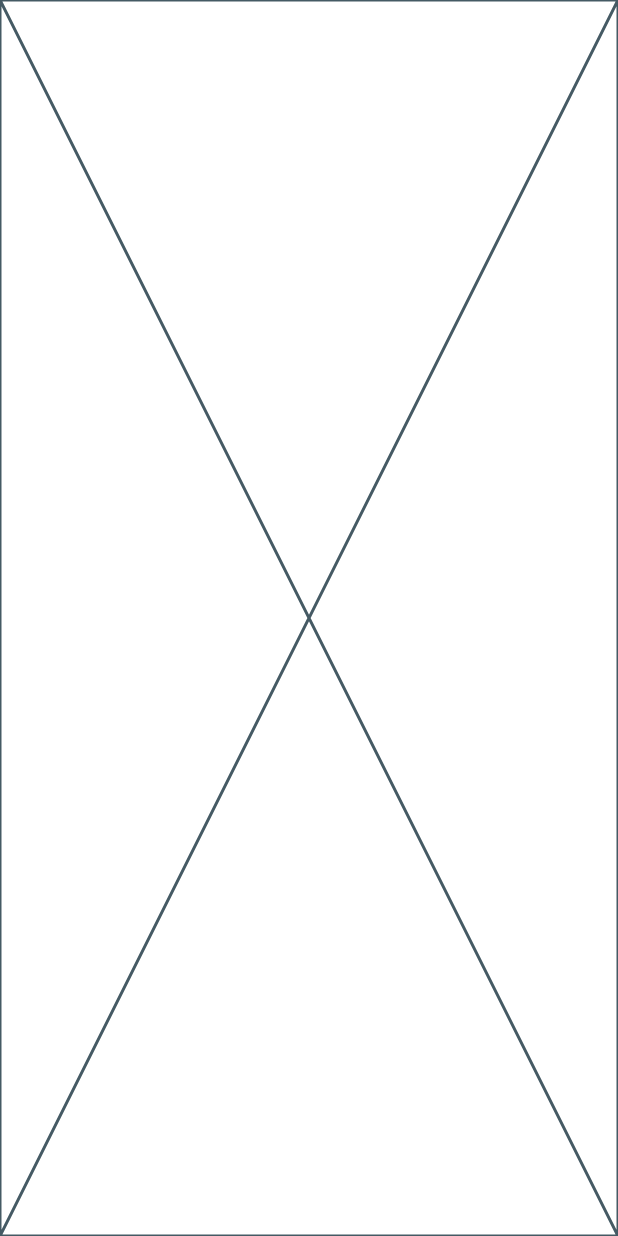
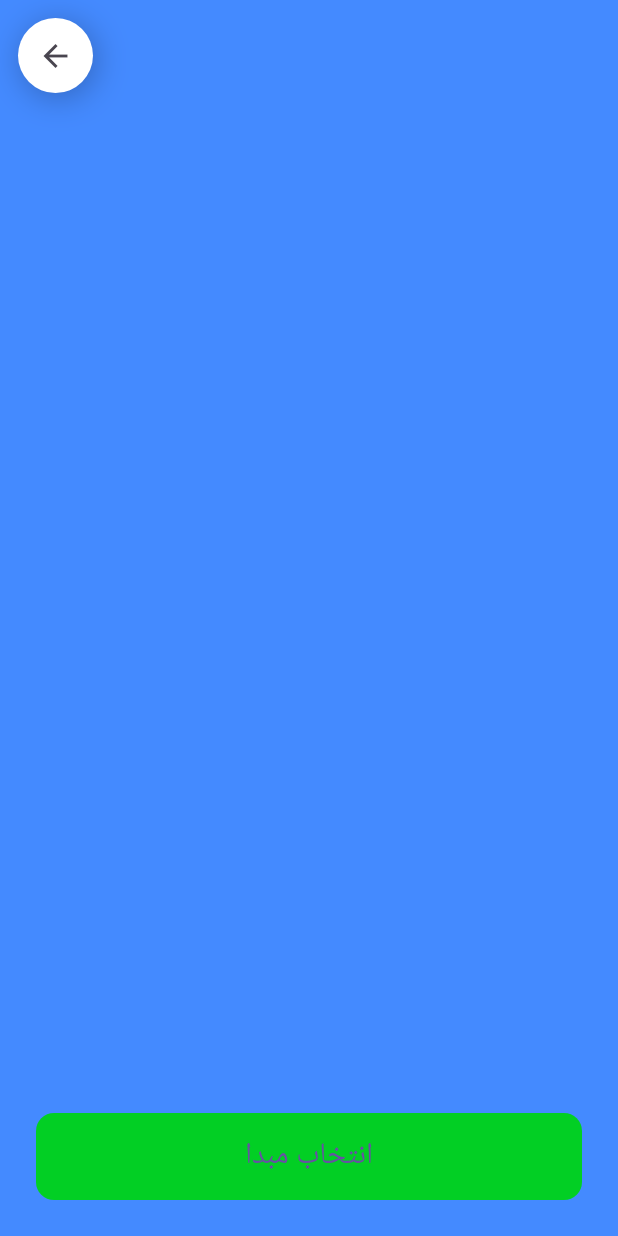
Before and after one commit to MasoudMaghsodi/snap, a Flutter app: the screen it shows after launch, on a phone screen of 412 x 824 dp. Run offline on Flutter 3.47's test engine with Material 3 defaults, Android fonts, the phone set to English and light mode, and no system bars; our stand-ins replace google_fonts; Roboto replaces fonts that are missing (Vazirmatn).

Commit message:
add style and buttons

```diff
--- /dev/null
+++ b/lib/constant/theme_data.dart
@@ -0,0 +1,30 @@
+import 'package:flutter/material.dart';
+import 'package:snap/constant/dimens.dart';
+
+ThemeData myThemeData() {
+  return ThemeData(
+    elevatedButtonTheme: ElevatedButtonThemeData(
+      style: ButtonStyle(
+        fixedSize: const WidgetStatePropertyAll(
+          Size(double.infinity, 58),
+        ),
+        shape: WidgetStatePropertyAll(
+          RoundedRectangleBorder(
+            borderRadius: BorderRadius.circular(Dimens.medium),
+          ),
+        ),
+        elevation: const WidgetStatePropertyAll(
+          0,
+        ),
+        backgroundColor: WidgetStateProperty.resolveWith(
+          (states) {
+            if (states.contains(WidgetState.pressed)) {
+              return const Color.fromARGB(255, 13, 220, 141);
+            }
+            return const Color.fromARGB(255, 2, 207, 36);
+          },
+        ),
+      ),
+    ),
+  );
+}
--- a/lib/main.dart
+++ b/lib/main.dart
@@ -1,5 +1,6 @@
 import 'package:flutter/material.dart';
-import 'package:snap/view/map_screen.dart';
+import 'package:snap/constant/theme_data.dart';
+import 'package:snap/screen/map_screen.dart';
 
 void main() {
   runApp(const MyApp());
@@ -10,9 +11,10 @@ class MyApp extends StatelessWidget {
 
   @override
   Widget build(BuildContext context) {
-    return const MaterialApp(
+    return MaterialApp(
       debugShowCheckedModeBanner: false,
-      home: MapScreen(),
+      home: const MapScreen(),
+      theme: myThemeData(),
     );
   }
 }
--- /dev/null
+++ b/lib/screen/map_screen.dart
@@ -0,0 +1,48 @@
+import 'package:flutter/material.dart';
+import 'package:snap/constant/dimens.dart';
+import 'package:snap/constant/text_styles.dart';
+import 'package:snap/widget/back_button.dart';
+
+class MapScreen extends StatefulWidget {
+  const MapScreen({super.key});
+
+  @override
+  State<MapScreen> createState() => _MapScreenState();
+}
+
+class _MapScreenState extends State<MapScreen> {
+  @override
+  Widget build(BuildContext context) {
+    return SafeArea(
+      child: Scaffold(
+        body: Stack(
+          children: [
+            // osm map
+            Container(
+              color: Colors.blueAccent.shade200,
+            ),
+            // current widget
+            Positioned(
+              bottom: 0,
+              left: 0,
+              right: 0,
+              child: Padding(
+                padding: const EdgeInsets.all(Dimens.large),
+                child: ElevatedButton(
+                  onPressed: () {},
+                  child: Text(
+                    "انتخاب مبدا",
+                    style: MyTextStyles.bottun,
+                  ),
+                ),
+              ),
+            ),
+            MyBackButton(
+              onPressed: () {},
+            ),
+          ],
+        ),
+      ),
+    );
+  }
+}
--- a/lib/view/map_screen.dart
+++ /dev/null
@@ -1,15 +0,0 @@
-import 'package:flutter/material.dart';
-
-class MapScreen extends StatefulWidget {
-  const MapScreen({super.key});
-
-  @override
-  State<MapScreen> createState() => _MapScreenState();
-}
-
-class _MapScreenState extends State<MapScreen> {
-  @override
-  Widget build(BuildContext context) {
-    return const Placeholder();
-  }
-}
--- /dev/null
+++ b/lib/widget/back_button.dart
@@ -0,0 +1,40 @@
+import 'package:flutter/material.dart';
+import 'package:snap/constant/dimens.dart';
+
+// ignore: must_be_immutable
+class MyBackButton extends StatelessWidget {
+  Function() onPressed;
+  MyBackButton({
+    super.key,
+    required this.onPressed,
+  });
+
+  @override
+  Widget build(BuildContext context) {
+    return Positioned(
+      top: Dimens.medium,
+      left: Dimens.medium,
+      child: Container(
+        height: 50,
+        width: 50,
+        decoration: const BoxDecoration(
+          color: Colors.white,
+          shape: BoxShape.circle,
+          boxShadow: [
+            BoxShadow(
+              color: Colors.black26,
+              offset: Offset(2, 3),
+              blurRadius: 18,
+            ),
+          ],
+        ),
+        child: IconButton(
+          onPressed: onPressed,
+          icon: const Icon(
+            Icons.arrow_back_outlined,
+          ),
+        ),
+      ),
+    );
+  }
+}
```
Also changed, not shown: lib/constant/dimens.dart (renamed from lib/constanst/dimens.dart), lib/constant/text_styles.dart (renamed from lib/constanst/text_styles.dart).
